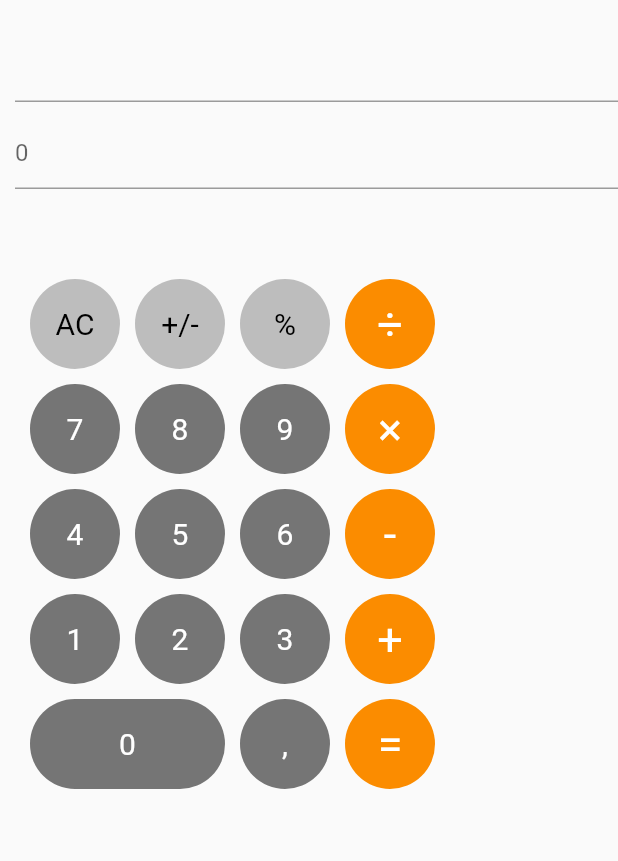
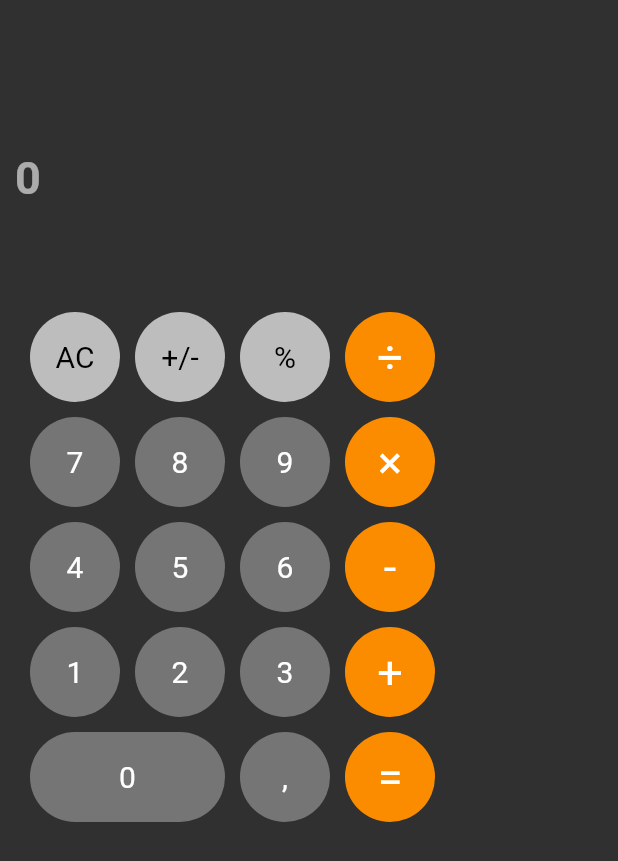
Before and after one commit to Hendricks-3D/ios_calculator, a Flutter app: the screen it shows after launch, on a phone screen of 412 x 824 dp. Shown: the top 861 px of the screen. Run offline on Flutter 3.47's test engine with Material 2 defaults, Android fonts, the phone set to English and light mode, and no system bars.

Commit message:
dark theme added

```diff
--- a/lib/main.dart
+++ b/lib/main.dart
@@ -7,10 +7,19 @@ void main() {
 
 class MyApp extends StatelessWidget {
   // This widget is the root of your application.
+  ThemeData _light = ThemeData.light().copyWith(
+    primaryColor: Colors.green,
+  );
+  ThemeData _darkTheme = ThemeData.dark().copyWith(
+    primaryColor: Colors.blueGrey,
+  );
+  bool _isDark = true;
   @override
   Widget build(BuildContext context) {
     return MaterialApp(
       debugShowCheckedModeBanner: false,
+      darkTheme: _darkTheme,
+      themeMode: ThemeMode.dark,
       home: MyHomePage(),
     );
   }
@@ -47,11 +56,12 @@ class _MyHomePageState extends State<MyHomePage> {
                   children: <Widget>[
                     TextField(
                       readOnly: true,
+                      style: TextStyle(
+                          fontSize: 30.0, fontWeight: FontWeight.bold),
                       controller: resultsController,
                       keyboardType: TextInputType.number,
                       decoration: InputDecoration(
-                        disabledBorder: InputBorder.none,
-
+                        enabledBorder: InputBorder.none,
                         //Change textfield border to green
                         focusedBorder: UnderlineInputBorder(
                             borderSide: BorderSide(color: Colors.transparent)),
@@ -67,13 +77,16 @@ class _MyHomePageState extends State<MyHomePage> {
                   children: <Widget>[
                     TextField(
                       readOnly: true,
+                      style: TextStyle(
+                        fontSize: 30.0,
+                        fontWeight: FontWeight.bold,
+                      ),
                       keyboardType: TextInputType.number,
                       controller: myController,
                       cursorColor: Colors.orange[600],
                       decoration: InputDecoration(
                         hintText: '0',
-                        labelStyle: TextStyle(
-                            fontSize: 25.0, fontWeight: FontWeight.bold),
+                        enabledBorder: InputBorder.none,
                         disabledBorder: InputBorder.none,
 
                         //Change textfield border to green
```
